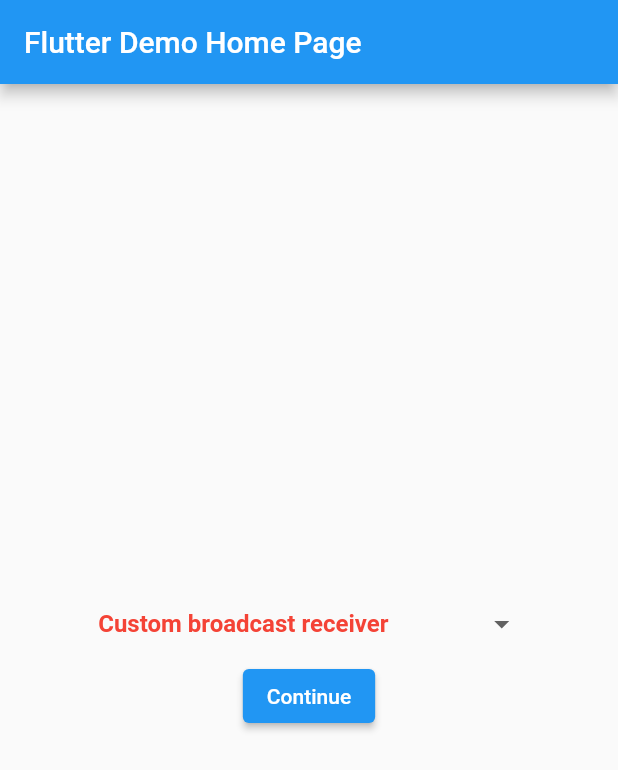
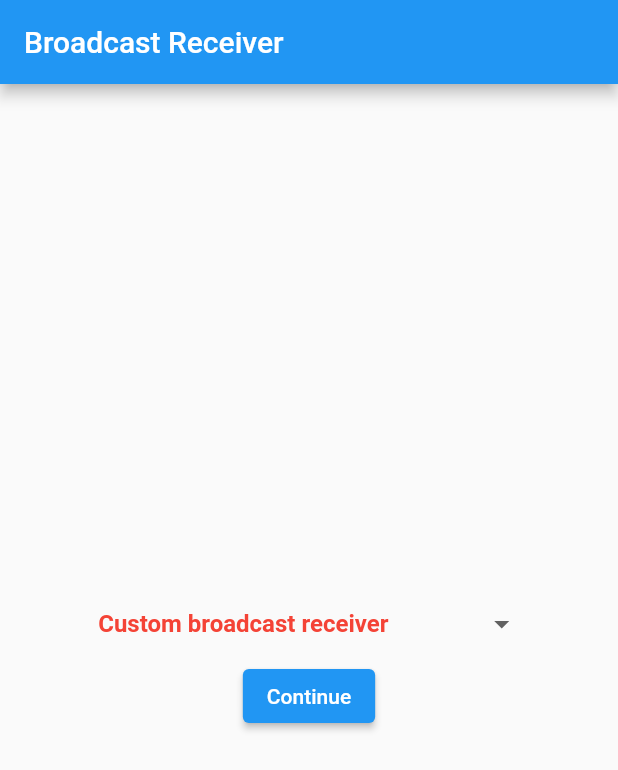
Before and after one commit to Akib7/broadcast_receiver, a Flutter app: the screen it shows after launch, on a phone screen of 412 x 824 dp. Shown: the top 770 px of the screen. Run offline on Flutter 3.47's test engine with Material 2 defaults, Android fonts, the phone set to English and light mode, and no system bars; our stand-ins replace battery_plus, get; missing offline and left inert: flutter_broadcast_receiver.

Commit message:
fixed the receiver properly

```diff
--- a/lib/fourth_page.dart
+++ b/lib/fourth_page.dart
@@ -23,7 +23,9 @@
       // final snackBar = SnackBar(content: Text('Initial broadcast $message'));
       // ScaffoldMessenger.of(context).showSnackBar(snackBar);
     });
-    Get.to(() => const BatteryPercantage());
+    Get.to(() => BatteryPercantage(
+          val: inputController.text,
+        ));
     BroadcastReceiver().publish<String>("BROADCAST_RECEIVER_DEMO",
         arguments: inputController.text);
   }
@@ -34,7 +36,7 @@
   Widget build(BuildContext context) {
     return Scaffold(
       appBar: AppBar(
-        title: const Text('Second Page'),
+        title: const Text('Battery Percentage'),
       ),
       body: Column(
         mainAxisAlignment: MainAxisAlignment.center,
--- a/lib/main.dart
+++ b/lib/main.dart
@@ -1,10 +1,6 @@
-import 'package:broadcast_receiver/second_page.dart';
-import 'package:broadcast_receiver/third_page.dart';
+import 'package:broadcast_receiver/my_home_page.dart';
 import 'package:flutter/material.dart';
-import 'package:flutter_broadcast_receiver/flutter_broadcast_receiver.dart';
 import 'package:get/get.dart';
-
-import 'fourth_page.dart';
 
 void main() {
   runApp(const MyApp());
@@ -21,134 +17,7 @@
       theme: ThemeData(
         primarySwatch: Colors.blue,
       ),
-      home: const MyHomePage(title: 'Flutter Demo Home Page'),
+      home: const MyHomePage(),
     );
   }
 }
-
-class MyHomePage extends StatefulWidget {
-  const MyHomePage({Key? key, this.title}) : super(key: key);
-
-  final String? title;
-
-  @override
-  _MyHomePageState createState() => _MyHomePageState();
-}
-
-class _MyHomePageState extends State<MyHomePage> {
-  String message = "Hello";
-
-  String dropdownValue = 'Custom broadcast receiver';
-  String holder = '';
-  List<String> name = [
-    'Custom broadcast receiver',
-    'Wifi RTT state change receiver',
-    'System battery notification receiver',
-  ];
-
-  // void getDropDownItem() {
-  //   setState(() {
-  //     holder = dropdownValue;
-  //   });
-  // }
-
-  @override
-  void initState() {
-    super.initState();
-
-    //Subscribe broadcast
-    BroadcastReceiver().subscribe<String>("BROADCAST_RECEIVER_DEMO",
-        (String message) {
-      // print("BroadcastReceiver() data => $message");
-      // Center(
-      //   child: Text(
-      //     message,
-      //     style: TextStyle(
-      //       color: Colors.black,
-      //     ),
-      //   ),
-      // );
-      final snackBar = SnackBar(content: Text('Initial broadcast $message'));
-      ScaffoldMessenger.of(context).showSnackBar(snackBar);
-    });
-    BroadcastReceiver().publish<String>("Demo", arguments: message);
-  }
-
-  @override
-  void dispose() {
-    //Dispose broadcast
-    BroadcastReceiver().unsubscribe("BROADCAST_RECEIVER_DEMO");
-    super.dispose();
-  }
-
-  // void _incrementCounter() {
-  //   setState(() {
-
-  //     Get.to(() => SecondPage());
-  //   });
-  //   //Publish broadcast
-  //   // BroadcastReceiver().publish<String>("BROADCAST_RECEIVER_DEMO",
-  //   //     arguments: _counter.toString());
-
-  //   BroadcastReceiver()
-  //       .publish<String>("BROADCAST_RECEIVER_DEMO", arguments: message);
-  // }
-
-  moveToPage() {
-    if (dropdownValue == 'Custom broadcast receiver') {
-      Get.to(() => const SecondPage());
-    } else if (dropdownValue == 'Wifi RTT state change receiver') {
-      Get.to(() => const ThirdPage());
-    } else if (dropdownValue == 'System battery notification receiver') {
-      Get.to(() => const FourthPage());
-    }
-  }
-
-  @override
-  Widget build(BuildContext context) {
-    return Scaffold(
-      appBar: AppBar(
-        title: Text(widget.title!),
-      ),
-      body: Center(
-        child: Column(
-          mainAxisAlignment: MainAxisAlignment.center,
-          children: <Widget>[
-            DropdownButton<String>(
-              value: dropdownValue,
-              icon: const Icon(Icons.arrow_drop_down),
-              iconSize: 24,
-              elevation: 16,
-              style: const TextStyle(
-                  color: Colors.red, fontWeight: FontWeight.bold, fontSize: 16),
-              underline: Container(
-                height: 0,
-                color: Colors.deepPurpleAccent,
-              ),
-              onChanged: (String? newValue) {
-                setState(() {
-                  dropdownValue = newValue!;
-                });
-
-                // if (dropdownValue == 'Custom broadcast receiver') {
-                //   Get.to(() => const SecondPage());
-                // }
-              },
-              items: name.map<DropdownMenuItem<String>>((String value) {
-                return DropdownMenuItem<String>(
-                  value: value,
-                  child: Text(value),
-                );
-              }).toList(),
-              // selectedItemBuilder: ,
-            ),
-            ElevatedButton(
-              onPressed: moveToPage,
-              child: const Text('Continue'),
-            ),
-          ],
-        ),
-      ),
-    );
-  }
-}
--- /dev/null
+++ b/lib/my_home_page.dart
@@ -0,0 +1,142 @@
+import 'package:broadcast_receiver/second_page.dart';
+import 'package:broadcast_receiver/third_page.dart';
+import 'package:flutter/material.dart';
+import 'package:flutter_broadcast_receiver/flutter_broadcast_receiver.dart';
+import 'package:get/get.dart';
+
+import 'fourth_page.dart';
+
+class MyHomePage extends StatefulWidget {
+  const MyHomePage({
+    Key? key,
+  }) : super(key: key);
+
+  @override
+  _MyHomePageState createState() => _MyHomePageState();
+}
+
+class _MyHomePageState extends State<MyHomePage> {
+  String message = "Hello";
+
+  String dropdownValue = 'Custom broadcast receiver';
+  String holder = '';
+  List<String> name = [
+    'Custom broadcast receiver',
+    'Wifi RTT state change receiver',
+    'System battery notification receiver',
+  ];
+
+  // void getDropDownItem() {
+  //   setState(() {
+  //     holder = dropdownValue;
+  //   });
+  // }
+
+  @override
+  void initState() {
+    super.initState();
+
+    //Subscribe broadcast
+    BroadcastReceiver().subscribe<String>("BROADCAST_RECEIVER_DEMO",
+        (String message) {
+      // print("BroadcastReceiver() data => $message");
+      // Center(
+      //   child: Text(
+      //     message,
+      //     style: TextStyle(
+      //       color: Colors.black,
+      //     ),
+      //   ),
+      // );
+      final snackBar = SnackBar(
+          content: Center(
+        child: Text(
+          message,
+          style: TextStyle(
+            color: Colors.black,
+          ),
+        ),
+      ));
+      ScaffoldMessenger.of(context).showSnackBar(snackBar);
+    });
+    BroadcastReceiver().publish<String>("Demo", arguments: message);
+  }
+
+  @override
+  void dispose() {
+    //Dispose broadcast
+    BroadcastReceiver().unsubscribe("BROADCAST_RECEIVER_DEMO");
+    super.dispose();
+  }
+
+  // void _incrementCounter() {
+  //   setState(() {
+
+  //     Get.to(() => SecondPage());
+  //   });
+  //   //Publish broadcast
+  //   // BroadcastReceiver().publish<String>("BROADCAST_RECEIVER_DEMO",
+  //   //     arguments: _counter.toString());
+
+  //   BroadcastReceiver()
+  //       .publish<String>("BROADCAST_RECEIVER_DEMO", arguments: message);
+  // }
+
+  moveToPage() {
+    if (dropdownValue == 'Custom broadcast receiver') {
+      Get.to(() => const SecondPage());
+    } else if (dropdownValue == 'Wifi RTT state change receiver') {
+      Get.to(() => const ThirdPage());
+    } else if (dropdownValue == 'System battery notification receiver') {
+      Get.to(() => const FourthPage());
+    }
+  }
+
+  @override
+  Widget build(BuildContext context) {
+    return Scaffold(
+      appBar: AppBar(
+        title: const Text('Broadcast Receiver'),
+      ),
+      body: Center(
+        child: Column(
+          mainAxisAlignment: MainAxisAlignment.center,
+          children: <Widget>[
+            DropdownButton<String>(
+              value: dropdownValue,
+              icon: const Icon(Icons.arrow_drop_down),
+              iconSize: 24,
+              elevation: 16,
+              style: const TextStyle(
+                  color: Colors.red, fontWeight: FontWeight.bold, fontSize: 16),
+              underline: Container(
+                height: 0,
+                color: Colors.deepPurpleAccent,
+              ),
+              onChanged: (String? newValue) {
+                setState(() {
+                  dropdownValue = newValue!;
+                });
+
+                // if (dropdownValue == 'Custom broadcast receiver') {
+                //   Get.to(() => const SecondPage());
+                // }
+              },
+              items: name.map<DropdownMenuItem<String>>((String value) {
+                return DropdownMenuItem<String>(
+                  value: value,
+                  child: Text(value),
+                );
+              }).toList(),
+              // selectedItemBuilder: ,
+            ),
+            ElevatedButton(
+              onPressed: moveToPage,
+              child: const Text('Continue'),
+            ),
+          ],
+        ),
+      ),
+    );
+  }
+}
--- a/lib/second_page.dart
+++ b/lib/second_page.dart
@@ -22,7 +22,9 @@
       // final snackBar = SnackBar(content: Text('Initial broadcast $message'));
       // ScaffoldMessenger.of(context).showSnackBar(snackBar);
     });
-    Get.to(() => InputWidget());
+    Get.to(() => InputWidget(
+          val: inputController.text,
+        ));
     BroadcastReceiver().publish<String>("BROADCAST_RECEIVER_DEMO",
         arguments: inputController.text);
   }
```
Also changed, not shown: lib/battery_percantage.dart (+12 -20 lines), lib/input.dart (+12 -5 lines), 3 other files.
